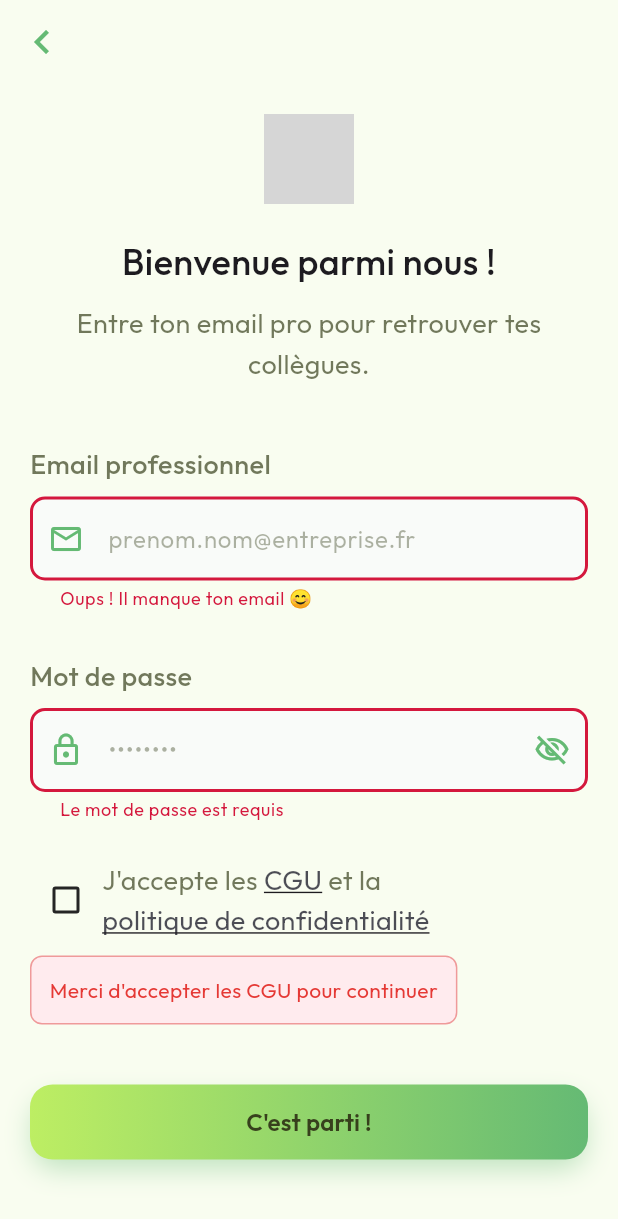
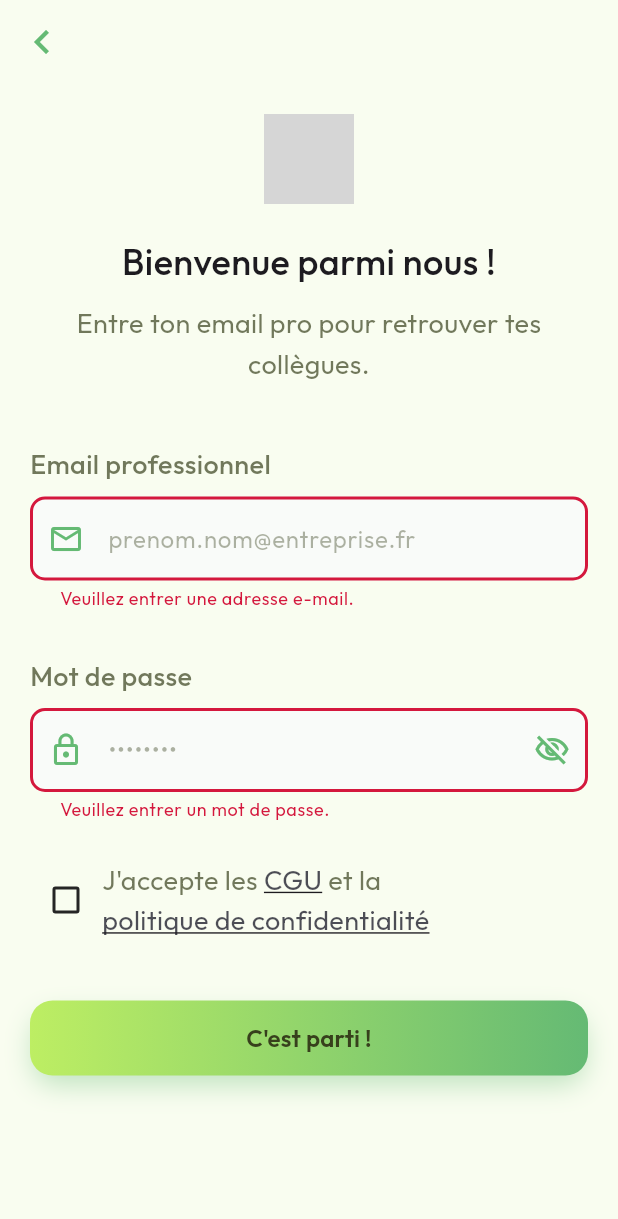
Before and after one commit to MorganPhlp/oikos, a Flutter app: the SignUpPage screen opened directly, after a tap on "C'est parti !", on a phone screen of 412 x 824 dp. Shown: the top 1219 px of the screen. Run offline on Flutter 3.47's test engine with Material 3 defaults, Android fonts, the phone set to English and light mode, and no system bars; our stand-ins replace equatable, fl_chart, flutter_bloc, fpdart, freezed_annotation, get_it and 4 more; missing offline and left inert: flutter_js; accounts and stored records are empty; grey boxes are pictures that could not be loaded.

Commit message:
Add email and pseudo validation use cases and integrate them into authentication flow

```diff
--- a/lib/core/common/widgets/loader.dart
+++ b/lib/core/common/widgets/loader.dart
@@ -3,8 +3,6 @@ import 'package:flutter/material.dart';
 class Loader extends StatelessWidget {
   const Loader({super.key});
 
-
-  //TODO: Améliorer le loader si besoin
   @override
   Widget build(BuildContext context) {
     return const Center(
--- a/lib/features/auth/domain/repository/auth_repository.dart
+++ b/lib/features/auth/domain/repository/auth_repository.dart
@@ -27,4 +27,8 @@ abstract interface class AuthRepository {
   Future<Either<Failure, String>> verifyCommunityCode({
     required String communityCode,
   });
+
+  Future<Either<Failure, bool>> isPseudoUnique({
+    required String pseudo,
+  });
 }
--- a/lib/features/auth/domain/usecases/user_signup.dart
+++ b/lib/features/auth/domain/usecases/user_signup.dart
@@ -10,6 +10,7 @@ class UserSignup implements UseCase<User, UserSignupParams>{
 
   @override
   Future<Either<Failure, User>> call(UserSignupParams params) async {
+
     return await authRepository.signUpWithEmailPassword(
         email: params.email,
         password: params.password,
--- /dev/null
+++ b/lib/features/auth/domain/usecases/validate_email_password.dart
@@ -0,0 +1,40 @@
+import 'package:fpdart/fpdart.dart';
+import 'package:oikos/core/error/failures.dart';
+import 'package:oikos/core/usecase/usecase.dart';
+import 'package:oikos/features/auth/domain/repository/auth_repository.dart';
+import 'package:oikos/features/auth/utils/auth_validators.dart';
+
+class ValidateEmailPassword implements UseCase<bool, ValidateEmailPasswordParams>{
+  final AuthRepository authRepository;
+
+  const ValidateEmailPassword(this.authRepository);
+
+  @override
+  Future<Either<Failure, bool>> call(ValidateEmailPasswordParams params) async {
+    if(!AuthValidators.isValidEmail(params.email)){
+      return left(Failure("Format d'email invalide"));
+    }
+
+    final passwordError = AuthValidators.passwordErrorText(params.password);
+    if(passwordError != null){
+      return left(Failure(passwordError));
+    }
+
+    final companyCheck = await authRepository.getCompanyByEmail(email: params.email);
+
+    return companyCheck.fold(
+        (failure) => left(Failure("Votre email ne correspond à aucune entreprise inscrite.")),
+        (_) => right(true),
+    );
+  }
+}
+
+class ValidateEmailPasswordParams {
+  final String email;
+  final String password;
+
+  ValidateEmailPasswordParams({
+    required this.email,
+    required this.password,
+  });
+}
--- a/lib/features/auth/presentation/bloc/auth_bloc.dart
+++ b/lib/features/auth/presentation/bloc/auth_bloc.dart
@@ -6,6 +6,8 @@ import 'package:oikos/features/auth/domain/repository/auth_repository.dart';
 import 'package:oikos/features/auth/domain/usecases/current_user.dart';
 import 'package:oikos/features/auth/domain/usecases/user_signin.dart';
 import 'package:oikos/features/auth/domain/usecases/user_signup.dart';
+import 'package:oikos/features/auth/domain/usecases/validate_email_password.dart';
+import 'package:oikos/features/auth/domain/usecases/validate_pseudo.dart';
 
 import '../../../../core/usecase/usecase.dart';
 
@@ -18,6 +20,8 @@ class AuthBloc extends Bloc<AuthEvent, AuthState> {
   final CurrentUser _currentUser;
   final AppUserCubit _appUserCubit;
   final AuthRepository _authRepository;
+  final ValidateEmailPassword _validateEmailPassword;
+  final ValidatePseudo _validatePseudo;
 
   AuthBloc({
     required UserSignup userSignup,
@@ -25,11 +29,15 @@ class AuthBloc extends Bloc<AuthEvent, AuthState> {
     required CurrentUser currentUser,
     required AppUserCubit appUserCubit,
     required AuthRepository authRepository,
+    required ValidateEmailPassword validateEmailPassword,
+    required ValidatePseudo validatePseudo,
   }) : _userSignin = userSignin,
        _userSignup = userSignup,
        _currentUser = currentUser,
        _appUserCubit = appUserCubit,
        _authRepository = authRepository,
+       _validateEmailPassword = validateEmailPassword,
+       _validatePseudo = validatePseudo,
        super(AuthInitial()) {
     on<AuthEvent>(
       (_, emit) => emit(AuthLoading()),
@@ -39,6 +47,8 @@ class AuthBloc extends Bloc<AuthEvent, AuthState> {
     on<AuthIsUserLoggedIn>(_onAuthIsUserLoggedIn);
     on<AuthVerifyCommunity>(_onAuthVerifyCommunity);
     on<AuthLoadCompanyInfo>(_onAuthLoadCompanyInfo);
+    on<AuthValidateEmailPassword>(_onAuthValidateEmailPassword);
+    on<AuthValidatePseudo>(_onAuthValidatePseudo);
   }
 
   void _onAuthIsUserLoggedIn(
@@ -112,6 +122,37 @@ class AuthBloc extends Bloc<AuthEvent, AuthState> {
     );
   }
 
+  void _onAuthValidateEmailPassword(
+    AuthValidateEmailPassword event,
+    Emitter<AuthState> emit,
+  ) async {
+    emit (AuthLoading());
+
+    final res = await _validateEmailPassword(
+      ValidateEmailPasswordParams(
+        email: event.email,
+        password: event.password,
+      ),
+    );
+
+    res.fold(
+      (failure) => emit(AuthFailure(failure.message)),
+      (_) => emit(AuthEmailPasswordVerified()),
+    );
+  }
+
+  void _onAuthValidatePseudo(
+    AuthValidatePseudo event,
+    Emitter<AuthState> emit,
+  ) async {
+    final res = await _validatePseudo(event.pseudo);
+
+    res.fold(
+      (failure) => emit(AuthFailure(failure.message)),
+      (_) => emit(AuthPseudoVerified()),
+    );
+  }
+
   void _emitAuthSuccess(User user, Emitter<AuthState> emit) {
     _appUserCubit.updateUser(user);
     emit(AuthSuccess(user));
--- a/lib/features/auth/presentation/bloc/auth_event.dart
+++ b/lib/features/auth/presentation/bloc/auth_event.dart
@@ -37,3 +37,16 @@ final class AuthVerifyCommunity extends AuthEvent {
 
   AuthVerifyCommunity({required this.communityCode});
 }
+
+final class AuthValidateEmailPassword extends AuthEvent {
+  final String email;
+  final String password;
+
+  AuthValidateEmailPassword({required this.email, required this.password});
+}
+
+final class AuthValidatePseudo extends AuthEvent {
+  final String pseudo;
+
+  AuthValidatePseudo({required this.pseudo});
+}
--- a/lib/features/auth/presentation/bloc/auth_state.dart
+++ b/lib/features/auth/presentation/bloc/auth_state.dart
@@ -29,3 +29,7 @@ final class AuthCommunityVerified extends AuthState {
   final String communityName;
   const AuthCommunityVerified({required this.communityName});
 }
+
+final class AuthEmailPasswordVerified extends AuthState {}
+
+final class AuthPseudoVerified extends AuthState {}
--- a/lib/features/auth/presentation/pages/community_code_page.dart
+++ b/lib/features/auth/presentation/pages/community_code_page.dart
@@ -193,7 +193,6 @@ class _CommunityCodePageState extends State<CommunityCodePage> {
                       const SizedBox(height: 40),
 
                       // Icône Sparkles (si pas logo) ou logo entreprise
-                      // TODO: Vérifier quel logo par défaut utiliser
                       Container(
                         width: 80,
                         height: 80,
--- a/lib/features/auth/presentation/pages/signup_page.dart
+++ b/lib/features/auth/presentation/pages/signup_page.dart
@@ -1,15 +1,17 @@
 import 'package:flutter/material.dart';
+import 'package:flutter_bloc/flutter_bloc.dart';
+import 'package:oikos/core/common/widgets/loader.dart';
 import 'package:oikos/core/theme/app_colors.dart';
 import 'package:oikos/core/theme/app_typography.dart';
+import 'package:oikos/features/auth/presentation/bloc/auth_bloc.dart';
 import 'package:oikos/features/auth/presentation/pages/pseudo_page.dart';
 import 'package:oikos/features/auth/presentation/widgets/auth_field.dart';
 import 'package:oikos/features/auth/presentation/widgets/auth_primary_button.dart';
 import 'package:oikos/features/auth/utils/auth_validators.dart';
 
 class SignUpPage extends StatefulWidget {
-  static MaterialPageRoute<dynamic> route() => MaterialPageRoute(
-    builder: (context) => const SignUpPage(),
-  );
+  static MaterialPageRoute<dynamic> route() =>
+      MaterialPageRoute(builder: (context) => const SignUpPage());
 
   const SignUpPage({super.key});
 
@@ -24,22 +26,38 @@ class _SignUpPageState extends State<SignUpPage> {
   bool _isPasswordVisible = false;
   bool _acceptedCGU = false;
   String? _cguError;
+  String? _backendEmailError;
 
-  void _submit(){
+  @override
+  void initState() {
+    super.initState();
+    _emailController.addListener(() {
+      if(_backendEmailError != null){
+        setState(() {
+          _backendEmailError = null;
+        });
+      }
+    });
+  }
+
+  void _submit() {
     setState(() => _cguError = null);
 
-    bool formValid = _formKey.currentState!.validate(); // Déclenche les validateurs des champs
-
-    if(!_acceptedCGU){
-      setState(() => _cguError = "Merci d'accepter les CGU pour continuer");
+    if (_formKey.currentState!.validate()) {
+      if (!_acceptedCGU) {
+        setState(() {
+          _cguError =
+              "Vous devez accepter les CGU et la politique de confidentialité pour continuer.";
+        });
         return;
       }
 
-    if(formValid){
-      Navigator.push(context, PseudoPage.route(
+      context.read<AuthBloc>().add(
+        AuthValidateEmailPassword(
           email: _emailController.text.trim(),
           password: _passwordController.text.trim(),
-      ));
+        ),
+      );
     }
   }
 
@@ -56,31 +74,56 @@ class _SignUpPageState extends State<SignUpPage> {
       // AppBar avec bouton de retour
       appBar: AppBar(
         leading: IconButton(
-          icon: const Icon(Icons.chevron_left, color: AppColors.lightIconPrimary, size: 32),
+          icon: const Icon(
+            Icons.chevron_left,
+            color: AppColors.lightIconPrimary,
+            size: 32,
+          ),
           onPressed: () => Navigator.pop(context),
         ),
       ),
 
       // Corps de la page
-      body: SafeArea(
+      body: BlocConsumer<AuthBloc, AuthState>(
+        listener: (context, state) {
+          if (state is AuthFailure) {
+            setState(() {
+              _backendEmailError = state.message;
+            });
+            _formKey.currentState?.validate();
+          }
+          if(state is AuthEmailPasswordVerified) {
+            Navigator.push(
+              context,
+              PseudoPage.route(
+                email: _emailController.text.trim(),
+                password: _passwordController.text.trim(),
+              ),
+            );
+          }
+        },
+        builder: (context, state) {
+          if (state is AuthLoading) {
+            return const Loader();
+          }
+          return SafeArea(
             child: SingleChildScrollView(
               padding: const EdgeInsets.all(20),
               child: Form(
                 key: _formKey,
+                autovalidateMode: AutovalidateMode.onUserInteraction,
                 child: Column(
                   crossAxisAlignment: CrossAxisAlignment.start,
                   children: [
                     // Logo Oîkos
                     Center(
-                  child:
-                    Image.asset('assets/logos/oikos_logo.png', height: 60),
+                      child: Image.asset('assets/logos/oikos_logo.png', height: 60),
                     ),
                     const SizedBox(height: 20),
 
                     // Titre
                     Center(
-                  child:
-                    Text(
+                      child: Text(
                         'Bienvenue parmi nous !',
                         style: AppTypography.h2,
                         textAlign: TextAlign.center,
@@ -91,13 +134,14 @@ class _SignUpPageState extends State<SignUpPage> {
 
                     // Sous-titre
                     Center(
-                  child:
-                  Text(
+                      child: Text(
                         'Entre ton email pro pour retrouver tes collègues.',
                         style: AppTypography.body.copyWith(
-                      color: AppColors.lightTextPrimary.withValues(alpha: 0.7), // Opacité 70%
+                          color: AppColors.lightTextPrimary.withValues(
+                            alpha: 0.7,
+                          ), // Opacité 70%
                         ),
-                    textAlign: TextAlign.center
+                        textAlign: TextAlign.center,
                       ),
                     ),
 
@@ -105,7 +149,6 @@ class _SignUpPageState extends State<SignUpPage> {
 
                     // Formulaire
                     // Email Champ
-
                     Text(
                       'Email professionnel',
                       style: AppTypography.body.copyWith(
@@ -117,19 +160,24 @@ class _SignUpPageState extends State<SignUpPage> {
                     const SizedBox(height: 8),
 
                     Center(
-                  child:
-                  AuthField(
+                      child: AuthField(
                         hintText: 'prenom.nom@entreprise.fr',
                         controller: _emailController,
                         prefixIcon: Icons.mail_outlined,
-                      validator: AuthValidators.validateProfessionalEmail,
+                        validator: (value) {
+                          final regexError = AuthValidators.validateEmail(value); // Erreur si le format est invalide
+                          if (regexError != null) {
+                            return regexError;
+                          }
+                          // Afficher l'erreur du backend si elle existe
+                          return _backendEmailError;
+                        }
                       ),
                     ),
 
                     const SizedBox(height: 30),
 
                     // Mot de Passe Champ
-
                     Text(
                       'Mot de passe',
                       style: AppTypography.body.copyWith(
@@ -142,8 +190,7 @@ class _SignUpPageState extends State<SignUpPage> {
                     const SizedBox(height: 8),
 
                     Center(
-                  child:
-                  AuthField(
+                      child: AuthField(
                         hintText: '••••••••',
                         controller: _passwordController,
                         prefixIcon: Icons.lock_outline,
@@ -154,13 +201,18 @@ class _SignUpPageState extends State<SignUpPage> {
                             _isPasswordVisible = !_isPasswordVisible;
                           });
                         },
-                    validator: AuthValidators.validatePassword,
+                        validator: (value) {
+                          final regexError = AuthValidators.passwordErrorText(value); // Erreur si le format est invalide
+                          if (regexError != null) {
+                            return regexError;
+                          }
+                          return null;
+                        },
                       ),
                     ),
                     const SizedBox(height: 25),
 
                     // CGU Checkbox
-
                     Row(
                       children: [
                         Checkbox(
@@ -178,7 +230,9 @@ class _SignUpPageState extends State<SignUpPage> {
                               Text(
                                 "J'accepte les ",
                                 style: AppTypography.body.copyWith(
-                              color: AppColors.lightTextPrimary.withValues(alpha: 0.7),
+                                  color: AppColors.lightTextPrimary.withValues(
+                                    alpha: 0.7,
+                                  ),
                                 ),
                               ),
                               InkWell(
@@ -188,7 +242,9 @@ class _SignUpPageState extends State<SignUpPage> {
                                 child: Text(
                                   "CGU",
                                   style: AppTypography.body.copyWith(
-                                color: AppColors.lightPrimary.withValues(alpha: 0.7),
+                                    color: AppColors.lightPrimary.withValues(
+                                      alpha: 0.7,
+                                    ),
                                     decoration: TextDecoration.underline,
                                   ),
                                 ),
@@ -196,7 +252,9 @@ class _SignUpPageState extends State<SignUpPage> {
                               Text(
                                 " et la ",
                                 style: AppTypography.body.copyWith(
-                              color: AppColors.lightTextPrimary.withValues(alpha: 0.7),
+                                  color: AppColors.lightTextPrimary.withValues(
+                                    alpha: 0.7,
+                                  ),
                                 ),
                               ),
                               InkWell(
@@ -206,13 +264,15 @@ class _SignUpPageState extends State<SignUpPage> {
                                 child: Text(
                                   "politique de confidentialité",
                                   style: AppTypography.body.copyWith(
-                                color: AppColors.lightPrimary.withValues(alpha: 0.7),
+                                    color: AppColors.lightPrimary.withValues(
+                                      alpha: 0.7,
+                                    ),
                                     decoration: TextDecoration.underline,
                                   ),
                                 ),
                               ),
                             ],
-                      )
+                          ),
                         ),
                       ],
                     ),
@@ -227,18 +287,20 @@ class _SignUpPageState extends State<SignUpPage> {
                           border: Border.all(color: Colors.red.shade200),
                           borderRadius: BorderRadius.circular(8),
                         ),
-                    child: Text(_cguError!, style: TextStyle(color: Colors.red.shade600)),
+                        child: Text(
+                          _cguError!,
+                          style: TextStyle(color: Colors.red.shade600),
+                        ),
                       ),
 
                     const SizedBox(height: 40),
-                AuthPrimaryButton(
-                  text: "C'est parti !",
-                  onPressed: _submit,
-                ),
+                    AuthPrimaryButton(text: "C'est parti !", onPressed: _submit),
                   ],
                 ),
               ),
             ),
+          );
+        },
       ),
     );
   }
--- a/lib/features/auth/utils/auth_validators.dart
+++ b/lib/features/auth/utils/auth_validators.dart
@@ -1,51 +1,48 @@
-// TODO: A revoir et affiner
 class AuthValidators {
-  static const List<String> professionalDomains = [ // TODO : A aller chercher depuis BD plus tard
-    'oikos.fr',
-    'viveris.fr',
-    'company.com',
-    'enterprise.fr'
-  ];
-
-  static String? validateProfessionalEmail(String? value) {
-    if (value == null || value.isEmpty) {
-      return 'Oups ! Il manque ton email 😊';
-    }
-
-    final parts = value.split('@');
-    if (parts.length != 2) return 'Format d\'email invalide';
-
-    final domain = parts[1];
-    // Vérifie si le domaine fait partie de la liste
-    bool isPro = professionalDomains.any((d) => domain.contains(d));
-
-    if (!isPro) {
-      return 'On a besoin de ton email pro et non perso 😉';
-    }
-    return null;
+  // Regex basique pour valider le format d'email
+  static bool isValidEmail(String email) {
+    return RegExp(
+      r'^[a-zA-Z0-9._%+-]+@[a-zA-Z0-9.-]+\.[a-zA-Z]{2,}$',
+    ).hasMatch(email);
   }
 
-  static String? validatePassword(String? value) {
-    if (value == null || value.isEmpty) {
-      return 'Le mot de passe est requis';
-    }
-    if (value.length < 6) {
-      return 'Le mot de passe est trop court';
-    }
-    return null;
+  // Mot de passe robuste
+  static bool isStrongPassword(String password) {
+    // Au moins 8 caractères, une majuscule, une minuscule, un chiffre et un caractère spécial
+    return RegExp(
+      r'^(?=.*[a-z])(?=.*[A-Z])(?=.*\d)(?=.*[@$!%*?&_(){}#/-])[A-Za-z\d@$!%*?&_(){}#/-]{8,}$',
+    ).hasMatch(password);
   }
 
-  static String? validateCommunityCode(String? value) {
-    if (value == null || value.isEmpty) {
-      return 'Le code de communauté est requis';
+  static String? passwordErrorText(String? password) {
+    if(password == null || password.isEmpty) {
+      return 'Veuillez entrer un mot de passe.';
     }
-    if (value.length != 6) {
-      return 'Le code de communauté doit contenir 6 caractères';
+    if (password.length < 8) {
+      return 'Le mot de passe doit contenir au moins 8 caractères.';
     }
-    final regex = RegExp(r'^[A-Za-z0-9]{6}$');
-    if (!regex.hasMatch(value)) {
-      return 'Le code de communauté doit être alphanumérique';
+    if (!RegExp(r'[A-Z]').hasMatch(password)) {
+      return 'Le mot de passe doit contenir au moins une lettre majuscule.';
     }
-    return null;
+    if (!RegExp(r'[a-z]').hasMatch(password)) {
+      return 'Le mot de passe doit contenir au moins une lettre minuscule.';
+    }
+    if (!RegExp(r'\d').hasMatch(password)) {
+      return 'Le mot de passe doit contenir au moins un chiffre.';
+    }
+    if (!RegExp(r'[@$!%*?&_(){}#/-]').hasMatch(password)) {
+      return 'Le mot de passe doit contenir au moins un caractère spécial.';
+    }
+    return null; // Mot de passe valide
+  }
+
+  static String? validateEmail(String? value) {
+    if (value == null || value.trim().isEmpty) {
+      return 'Veuillez entrer une adresse e-mail.';
+    }
+    if (!isValidEmail(value.trim())) {
+      return 'Veuillez entrer une adresse e-mail valide.';
+    }
+    return null; // Email valide
   }
 }
```
Also changed, not shown: lib/features/auth/data/repositories/auth_repository_impl.dart (+21 -1 lines), lib/features/auth/domain/usecases/validate_pseudo.dart (added, +30 -0 lines), lib/features/auth/presentation/pages/pseudo_page.dart (+49 -16 lines), lib/init_dependencies.dart (+74 -25 lines). Lines whose indentation alone changed are shown as unchanged.
